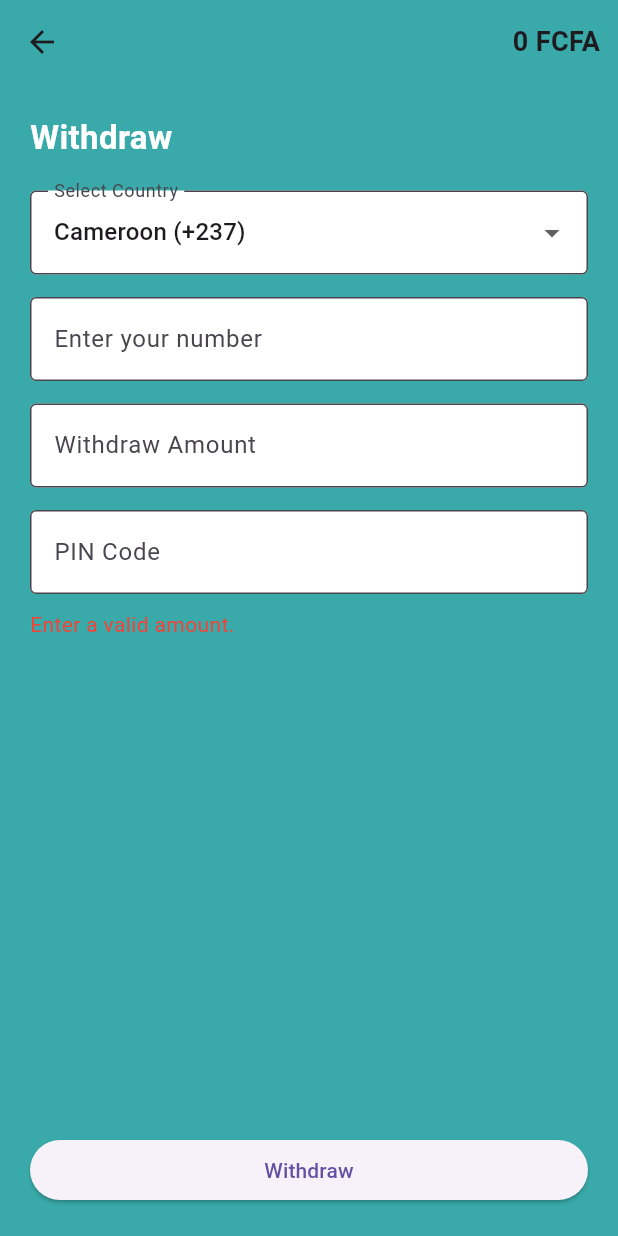
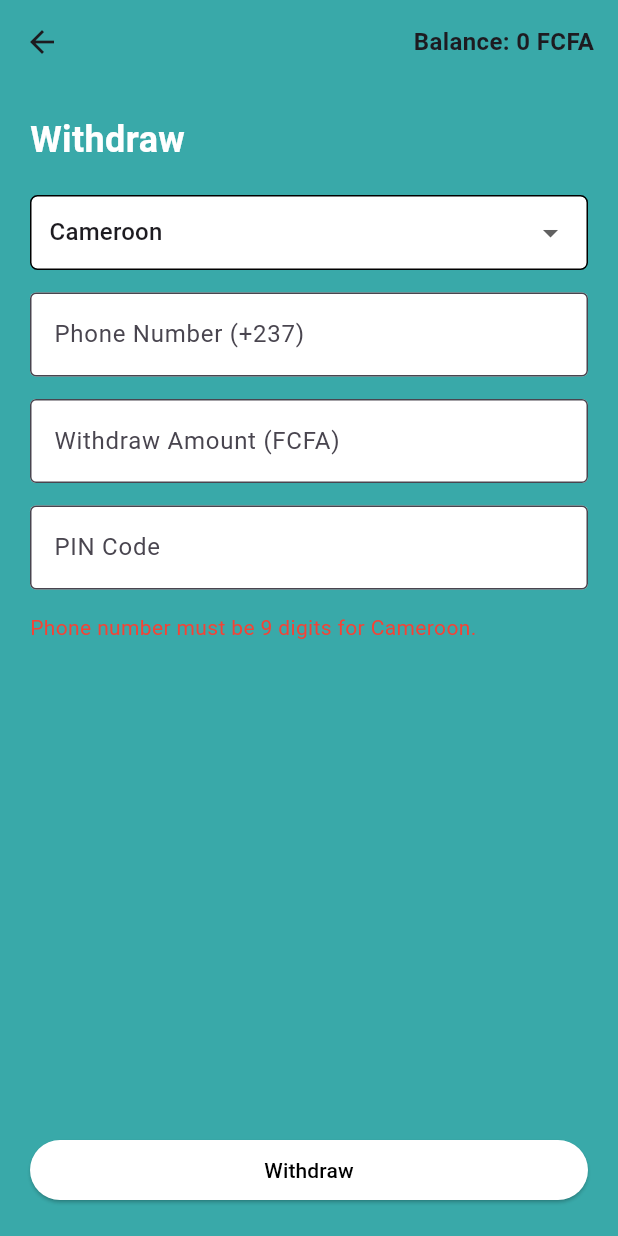
Before and after one commit to Suraku237/money-management-system, a Flutter app: the WithdrawPage screen opened directly with empty values, after a tap on "Withdraw", on a phone screen of 412 x 824 dp. Run offline on Flutter 3.47's test engine with Material 3 defaults, Android fonts, the phone set to English and light mode, and no system bars.

Commit message:
update remove

```diff
--- a/flutter_application_1/lib/pages/withdraw_page.dart
+++ b/flutter_application_1/lib/pages/withdraw_page.dart
@@ -10,23 +10,68 @@ class WithdrawPage extends StatefulWidget {
 }
 
 class _WithdrawPageState extends State<WithdrawPage> {
+  final TextEditingController _phoneController = TextEditingController();
   final TextEditingController _amountController = TextEditingController();
-  final TextEditingController _phoneController = TextEditingController();
   final TextEditingController _pinController = TextEditingController();
 
+  String selectedCountry = "Cameroon";
+  String countryCode = "+237";
+
   String? errorMessage;
-  String selectedCountry = "Cameroon (+237)";
 
+  // Country phone validation rules
   final Map<String, Map<String, dynamic>> phoneRules = {
-    "Cameroon (+237)": {"length": 9, "startsWith": ["6"]},
-    "Nigeria (+234)": {"length": 10, "startsWith": ["7", "8", "9"]},
-    "Ghana (+233)": {"length": 9, "startsWith": ["2", "5"]},
+    "Cameroon": {"code": "+237", "length": 9, "starts": ["6", "2"]},
+    "Nigeria": {"code": "+234", "length": 10, "starts": ["7", "8", "9"]},
+    "Ghana": {"code": "+233", "length": 9, "starts": ["2", "5"]},
+    "Kenya": {"code": "+254", "length": 9, "starts": ["7"]},
+    "South Africa": {"code": "+27", "length": 9, "starts": ["6", "7"]},
+    "India": {"code": "+91", "length": 10, "starts": ["6", "7", "8", "9"]},
   };
 
+  bool validatePhoneNumber() {
+    String number = _phoneController.text.trim();
+
+    var rules = phoneRules[selectedCountry]!;
+    int requiredLength = rules["length"];
+    List<dynamic> startsWith = rules["starts"];
+
+    if (number.length != requiredLength) {
+      setState(() {
+        errorMessage =
+            "Phone number must be $requiredLength digits for $selectedCountry.";
+      });
+      return false;
+    }
+
+    bool prefixValid = false;
+    for (var prefix in startsWith) {
+      if (number.startsWith(prefix)) {
+        prefixValid = true;
+        break;
+      }
+    }
+
+    if (!prefixValid) {
+      setState(() {
+        errorMessage =
+            "Phone number must start with ${startsWith.join(" or ")} for $selectedCountry.";
+      });
+      return false;
+    }
+
+    return true;
+  }
+
   void _handleWithdraw() {
+    if (!validatePhoneNumber()) return;
+
+    if (_amountController.text.trim().isEmpty) {
+      setState(() => errorMessage = "Please enter an amount.");
+      return;
+    }
+
     final amount = double.tryParse(_amountController.text.trim());
-    final phone = _phoneController.text.trim();
-    final pin = _pinController.text.trim();
 
     if (amount == null || amount <= 0) {
       setState(() => errorMessage = "Enter a valid amount.");
@@ -38,19 +83,25 @@ class _WithdrawPageState extends State<WithdrawPage> {
       return;
     }
 
-    final rules = phoneRules[selectedCountry]!;
-    if (phone.length != rules["length"] ||
-        !rules["startsWith"].contains(phone[0])) {
-      setState(() => errorMessage = "Invalid phone number for $selectedCountry.");
-      return;
-    }
+    setState(() => errorMessage = null);
 
-    if (pin.length != 4) {
-      setState(() => errorMessage = "PIN must be 4 digits.");
-      return;
-    }
+    String fullNumber =
+        "${phoneRules[selectedCountry]!["code"]} ${_phoneController.text.trim()}";
 
-    Navigator.pop(context, amount); // RETURN TO MAIN WITH AMOUNT
+    showDialog(
+      context: context,
+      builder: (context) => AlertDialog(
+        title: const Text("Withdrawal Successful"),
+        content: Text(
+            "You withdrew ${amount.toStringAsFixed(0)} FCFA\nPhone: $fullNumber"),
+        actions: [
+          TextButton(
+            onPressed: () => Navigator.pop(context),
+            child: const Text("OK"),
+          )
+        ],
+      ),
+    );
   }
 
   @override
@@ -63,12 +114,17 @@ class _WithdrawPageState extends State<WithdrawPage> {
         elevation: 0,
         actions: [
           Padding(
-            padding: const EdgeInsets.all(12.0),
-            child: Text(
-              "${widget.currentBalance.toStringAsFixed(0)} FCFA",
-              style: const TextStyle(fontSize: 18, fontWeight: FontWeight.bold),
+            padding: const EdgeInsets.only(right: 16),
+            child: Center(
+              child: Text(
+                "Balance: ${widget.currentBalance.toStringAsFixed(0)} FCFA",
+                style: const TextStyle(
+                  fontSize: 16,
+                  fontWeight: FontWeight.bold,
+                ),
+              ),
             ),
-          )
+          ),
         ],
       ),
 
@@ -77,75 +133,93 @@ class _WithdrawPageState extends State<WithdrawPage> {
         child: Column(
           crossAxisAlignment: CrossAxisAlignment.start,
           children: [
+
             const Text(
               "Withdraw",
-              style: TextStyle(fontSize: 22, fontWeight: FontWeight.bold, color: Colors.white),
+              style: TextStyle(
+                fontSize: 24,
+                fontWeight: FontWeight.bold,
+                color: Colors.white,
+              ),
             ),
+
             const SizedBox(height: 20),
 
-            DropdownButtonFormField(
-              value: selectedCountry,
-              dropdownColor: Colors.white,
-              items: phoneRules.keys.map((e) {
-                return DropdownMenuItem(
-                  value: e,
-                  child: Text(e),
-                );
-              }).toList(),
-              onChanged: (v) => setState(() => selectedCountry = v!),
-              decoration: const InputDecoration(
-                labelText: "Select Country",
+            // Country selector
+            Container(
+              padding: const EdgeInsets.symmetric(horizontal: 12),
+              decoration: BoxDecoration(
+                color: Colors.white,
+                borderRadius: BorderRadius.circular(5),
+                border: Border.all(),
+              ),
+              child: DropdownButton<String>(
+                isExpanded: true,
+                value: selectedCountry,
+                underline: const SizedBox(),
+                items: phoneRules.keys.map((country) {
+                  return DropdownMenuItem(
+                    value: country,
+                    child: Text(country),
+                  );
+                }).toList(),
+                onChanged: (value) {
+                  setState(() {
+                    selectedCountry = value!;
+                    countryCode = phoneRules[value]!["code"];
+                  });
+                },
+              ),
+            ),
+
+            const SizedBox(height: 15),
+
+            // Phone input
+            TextField(
+              controller: _phoneController,
+              keyboardType: TextInputType.phone,
+              decoration: InputDecoration(
                 filled: true,
                 fillColor: Colors.white,
+                labelText:
+                    "Phone Number (${phoneRules[selectedCountry]!["code"]})",
+                border: const OutlineInputBorder(),
+              ),
+            ),
+
+            const SizedBox(height: 15),
+
+            // Amount
+            TextField(
+              controller: _amountController,
+              keyboardType: TextInputType.number,
+              decoration: const InputDecoration(
+                filled: true,
+                fillColor: Colors.white,
+                labelText: "Withdraw Amount (FCFA)",
                 border: OutlineInputBorder(),
               ),
             ),
 
             const SizedBox(height: 15),
 
+            // PIN (hidden)
             TextField(
-              controller: _phoneController,
-              keyboardType: TextInputType.number,
+              controller: _pinController,
+              obscureText: true,
               decoration: const InputDecoration(
-                labelText: "Enter your number",
                 filled: true,
                 fillColor: Colors.white,
+                labelText: "PIN Code",
                 border: OutlineInputBorder(),
               ),
             ),
 
             const SizedBox(height: 15),
 
-            TextField(
-              controller: _amountController,
-              keyboardType: TextInputType.number,
-              decoration: const InputDecoration(
-                labelText: "Withdraw Amount",
-                filled: true,
-                fillColor: Colors.white,
-                border: OutlineInputBorder(),
-              ),
-            ),
-
-            const SizedBox(height: 15),
-
-            TextField(
-              controller: _pinController,
-              obscureText: true,
-              keyboardType: TextInputType.number,
-              decoration: const InputDecoration(
-                labelText: "PIN Code",
-                filled: true,
-                fillColor: Colors.white,
-                border: OutlineInputBorder(),
-              ),
-            ),
-
             if (errorMessage != null)
-              Padding(
-                padding: const EdgeInsets.only(top: 10),
-                child: Text(errorMessage!, style: const TextStyle(color: Colors.red)),
-              ),
+              Text(errorMessage!,
+                  style: const TextStyle(color: Colors.red, fontSize: 14)),
 
             const Spacer(),
 
@@ -153,9 +227,13 @@ class _WithdrawPageState extends State<WithdrawPage> {
               width: double.infinity,
               child: ElevatedButton(
                 onPressed: _handleWithdraw,
+                style: ElevatedButton.styleFrom(
+                  backgroundColor: Colors.white,
+                  foregroundColor: Colors.black,
+                ),
                 child: const Text("Withdraw"),
               ),
-            )
+            ),
           ],
         ),
       ),
```
Also changed, not shown: flutter_application_1/lib/pages/deposit_page.dart (+130 -71 lines).
